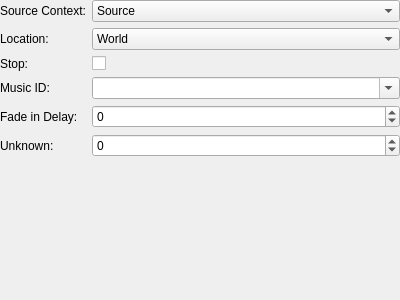
Old version of the form tools/cathedral/ui/ActionPlayBGM.ui in the repository comphack/comp_hack.
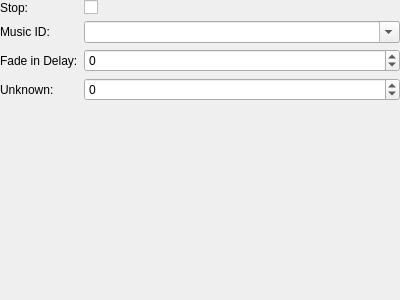
New version of the form.

Commit message: Minimizing the base action UI

What changed in the file:
```diff
--- a/tools/cathedral/ui/ActionPlayBGM.ui
+++ b/tools/cathedral/ui/ActionPlayBGM.ui
@@ -29,70 +29,23 @@
       <enum>QFormLayout::AllNonFixedFieldsGrow</enum>
      </property>
      <item row="0" column="0">
-      <widget class="QLabel" name="lblSourceContext">
+      <widget class="QLabel" name="lblIsStop">
        <property name="text">
-        <string>Source Context:</string>
+        <string>Stop:</string>
        </property>
       </widget>
      </item>
      <item row="0" column="1">
-      <widget class="QComboBox" name="sourceContext">
-       <item>
-        <property name="text">
-         <string>Source</string>
-        </property>
-       </item>
-       <item>
-        <property name="text">
-         <string>Party</string>
-        </property>
-       </item>
-       <item>
-        <property name="text">
-         <string>All</string>
-        </property>
-       </item>
-      </widget>
+      <widget class="QCheckBox" name="isStop"/>
      </item>
      <item row="1" column="0">
-      <widget class="QLabel" name="lblLocation">
-       <property name="text">
-        <string>Location:</string>
-       </property>
-      </widget>
-     </item>
-     <item row="1" column="1">
-      <widget class="QComboBox" name="location">
-       <item>
-        <property name="text">
-         <string>World</string>
-        </property>
-       </item>
-       <item>
-        <property name="text">
-         <string>Channel</string>
-        </property>
-       </item>
-       <item>
-        <property name="text">
-         <string>Instance</string>
-        </property>
-       </item>
-       <item>
-        <property name="text">
-         <string>Zone</string>
-        </property>
-       </item>
-      </widget>
-     </item>
-     <item row="3" column="0">
       <widget class="QLabel" name="lblMusicID">
        <property name="text">
         <string>Music ID:</string>
        </property>
       </widget>
      </item>
-     <item row="3" column="1">
+     <item row="1" column="1">
       <widget class="QComboBox" name="musicID">
        <property name="sizePolicy">
         <sizepolicy hsizetype="Expanding" vsizetype="Fixed">
@@ -105,14 +58,14 @@
        </property>
       </widget>
      </item>
-     <item row="4" column="0">
+     <item row="2" column="0">
       <widget class="QLabel" name="lblFadeInDelay">
        <property name="text">
         <string>Fade in Delay:</string>
        </property>
       </widget>
      </item>
-     <item row="4" column="1">
+     <item row="2" column="1">
       <widget class="QSpinBox" name="fadeInDelay">
        <property name="minimum">
         <number>-2147483647</number>
@@ -122,14 +75,14 @@
        </property>
       </widget>
      </item>
-     <item row="5" column="0">
+     <item row="3" column="0">
       <widget class="QLabel" name="lblUnknown">
        <property name="text">
         <string>Unknown:</string>
        </property>
       </widget>
      </item>
-     <item row="5" column="1">
+     <item row="3" column="1">
       <widget class="QSpinBox" name="unknown">
        <property name="minimum">
         <number>-2147483647</number>
@@ -139,16 +92,6 @@
        </property>
       </widget>
      </item>
-     <item row="2" column="0">
-      <widget class="QLabel" name="lblIsStop">
-       <property name="text">
-        <string>Stop:</string>
-       </property>
-      </widget>
-     </item>
-     <item row="2" column="1">
-      <widget class="QCheckBox" name="isStop"/>
-     </item>
     </layout>
    </item>
   </layout>
```
The commit also changes 50 other files.
